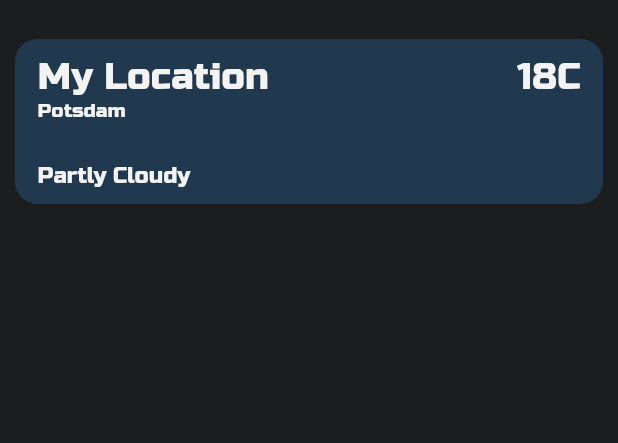
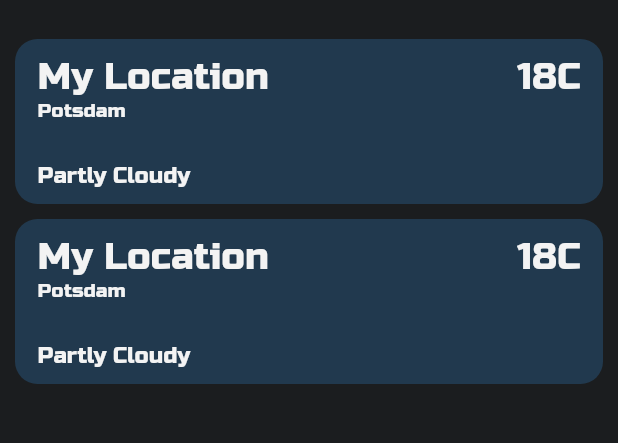
Before and after one commit to kaiibe/weather-app, a Flutter app: the screen it shows after launch, on a phone screen of 412 x 824 dp, the part 60-503 px from its top. Run offline on Flutter 3.47's test engine with Material 2 defaults, Android fonts, the phone set to English and light mode, and no system bars.

Commit message:
fixed stracture

```diff
--- a/lib/UI/home/home.dart
+++ b/lib/UI/home/home.dart
@@ -3,8 +3,8 @@
 import 'package:flutter/material.dart';
 
 import '/models/constants.dart';
-import 'widgets/app_bar.dart';
 import './widgets/my_location_weather.dart';
+import './widgets/cities_weather.dart';
 
 class Home extends StatefulWidget {
   const Home({Key key}) : super(key: key);
@@ -18,15 +18,65 @@ class _HomeState extends State<Home> {
   Widget build(BuildContext context) {
     Size size = MediaQuery.of(context).size;
     Constants myConstants = Constants();
+
     final editOptions = ["Edit", "C", "F"];
+    final myCities = ["Berlin", "Dushanbe"];
+
+    final appBar = AppBar(
+      backgroundColor: myConstants.pageColor,
+      elevation: 0.0,
+      centerTitle: false,
+      titleSpacing: 0,
+      title: Container(
+        padding: const EdgeInsets.symmetric(horizontal: 20),
+        width: size.width,
+        child: Row(
+          mainAxisAlignment: MainAxisAlignment.spaceBetween,
+          crossAxisAlignment: CrossAxisAlignment.center,
+          children: [
+            Text(
+              "Weather",
+              style: TextStyle(
+                fontFamily: 'RussoOne',
+              ),
+            ),
+          ],
+        ),
+      ),
+      actions: <Widget>[
+        PopupMenuButton(
+          onSelected: (selectedValue) {
+            if (selectedValue == "Add") {
+              myCities.add("Berlin");
+            }
+          },
+          icon: Icon(Icons.menu),
+          itemBuilder: (_) => [
+            PopupMenuItem(
+              value: "Add",
+              child: Text("Add"),
+            ),
+            PopupMenuItem(
+              value: "C",
+              child: Text("C"),
+            ),
+            PopupMenuItem(
+              value: "F",
+              child: Text("F"),
+            ),
+          ],
+        )
+      ],
+    );
 
     return Scaffold(
         backgroundColor: myConstants.pageColor,
-        appBar: myAppBar(context),
+        appBar: appBar,
         body: ListView(
           padding: EdgeInsets.all(10),
           children: <Widget>[
             MyLocationWeather(),
+            CitiesWeather("Some"),
           ],
         ));
   }
--- a/lib/UI/home/widgets/app_bar.dart
+++ /dev/null
@@ -1,76 +0,0 @@
-// ignore_for_file: prefer_const_literals_to_create_immutables, prefer_const_constructors
-
-import 'package:flutter/material.dart';
-
-import '../../../models/constants.dart';
-
-AppBar myAppBar(context) {
-  Size size = MediaQuery.of(context).size;
-  Constants myConstants = Constants();
-  final cities = ["Berlin", "London"];
-  return AppBar(
-    backgroundColor: myConstants.pageColor,
-    elevation: 0.0,
-    centerTitle: false,
-    titleSpacing: 0,
-    title: Container(
-      padding: const EdgeInsets.symmetric(horizontal: 20),
-      width: size.width,
-      child: Row(
-        mainAxisAlignment: MainAxisAlignment.spaceBetween,
-        crossAxisAlignment: CrossAxisAlignment.center,
-        children: [
-          Text(
-            "Weather",
-            style: TextStyle(
-              fontFamily: 'RussoOne',
-            ),
-          ),
-          // Row(
-          //   crossAxisAlignment: CrossAxisAlignment.center,
-          //   children: [
-          //     DropdownButton(
-          //       items: const [
-          //         DropdownMenuItem(
-          //           value: "Edit",
-          //           child: Text("Edit"),
-          //         ),
-          //         DropdownMenuItem(
-          //           value: "Edit",
-          //           child: Text("Edit"),
-          //         ),
-          //         DropdownMenuItem(
-          //           value: "Edit",
-          //           child: Text("Edit"),
-          //         )
-          //       ],
-          //     )
-          //   ],
-          // )
-        ],
-      ),
-    ),
-    actions: <Widget>[
-      PopupMenuButton(
-        onSelected: (selectedValue) {
-          print(selectedValue);
-        },
-        icon: Icon(Icons.menu),
-        itemBuilder: (_) => [
-          PopupMenuItem(
-            value: "Add",
-            child: Text("Add"),
-          ),
-          PopupMenuItem(
-            value: "C",
-            child: Text("C"),
-          ),
-          PopupMenuItem(
-            value: "F",
-            child: Text("F"),
-          ),
-        ],
-      )
-    ],
-  );
-}
--- a/lib/UI/home/widgets/cities_weather.dart
+++ b/lib/UI/home/widgets/cities_weather.dart
@@ -1,15 +1,21 @@
+// ignore_for_file: use_key_in_widget_constructors
+
 import 'package:flutter/material.dart';
 
 import '../../../models/constants.dart';
 
 class CitiesWeather extends StatelessWidget {
-  const CitiesWeather({Key key}) : super(key: key);
+  final String city;
+
+  const CitiesWeather(this.city);
 
   @override
   Widget build(BuildContext context) {
     Size size = MediaQuery.of(context).size;
     Constants myConstants = Constants();
-    return Container(
+    return Padding(
+      padding: const EdgeInsets.only(top: 10),
+      child: Container(
         width: size.width,
         height: 110,
         decoration: BoxDecoration(
@@ -75,6 +81,7 @@ class CitiesWeather extends StatelessWidget {
             ),
           ],
         ),
+      ),
     );
   }
 }
```
Lines whose indentation alone changed are shown as unchanged.
